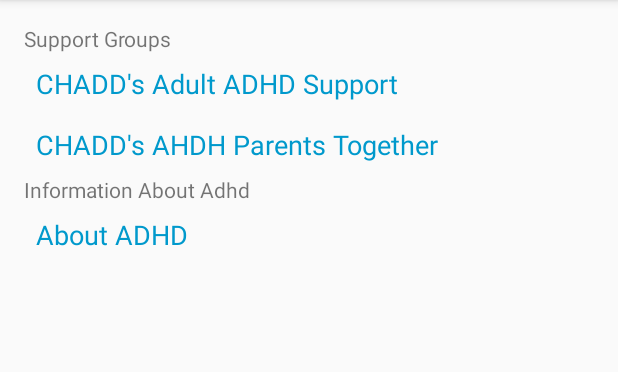
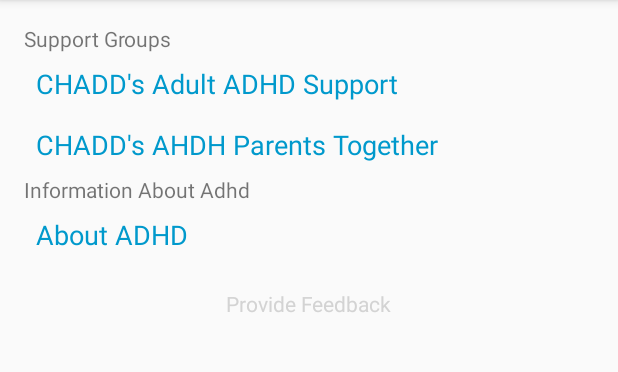
Before and after one commit to Chr-Ho/ADHDHelperApp, an Android app: the screen it shows after launch (MainActivity), item 3 of the bottom bar chosen, on a phone screen of 412 x 824 dp, the part 84-456 px from its top. Run offline under Robolectric (Android 15) with nearby library versions, the phone set to English and light mode, and no system bars.

Commit message:
Feedback
Added Feedback Link

```diff
--- a/app/src/main/java/chr/ho/adhdhelper/ResourcesFragment.java
+++ b/app/src/main/java/chr/ho/adhdhelper/ResourcesFragment.java
@@ -23,10 +23,12 @@ public class ResourcesFragment extends Fragment {
         TextView linkOne = view.findViewById(R.id.link_one);
         TextView linkTwo = view.findViewById(R.id.link_two);
         TextView linkThree = view.findViewById(R.id.link_three);
+        TextView feedbackLink = view.findViewById(R.id.feedback_link);
 
         linkOne.setOnClickListener(v -> openWebPage("https://healthunlocked.com/adult-ADHD"));
         linkTwo.setOnClickListener(v -> openWebPage("https://healthunlocked.com/adhd-parents"));
         linkThree.setOnClickListener(v -> openWebPage("https://chadd.org/about-adhd/overview/"));
+        feedbackLink.setOnClickListener(v -> openWebPage("https://hofeldt32.wixsite.com/chrishofeldt/feedback"));
 
         return view;
     }
--- a/app/src/main/res/layout/fragment_resources.xml
+++ b/app/src/main/res/layout/fragment_resources.xml
@@ -49,4 +49,15 @@
         android:textColor="@android:color/holo_blue_dark"
         android:textSize="18sp" />
 
+    <TextView
+        android:id="@+id/feedback_link"
+        android:layout_width="wrap_content"
+        android:layout_height="wrap_content"
+        android:text="@string/provide_feedback"
+        android:layout_gravity="center_horizontal"
+        android:padding="16dp"
+        android:textColor="@color/link_color"
+        android:clickable="true"
+        android:focusable="true" />
+
 </LinearLayout>
--- a/app/src/main/res/values/colors.xml
+++ b/app/src/main/res/values/colors.xml
@@ -7,4 +7,5 @@
     <color name="teal_700">#FF018786</color>
     <color name="black">#FF000000</color>
     <color name="white">#FFFFFFFF</color>
+    <color name="link_color">#D3D3D3</color>
 </resources>
--- a/app/src/main/res/values/strings.xml
+++ b/app/src/main/res/values/strings.xml
@@ -17,4 +17,5 @@
     <string name="task_title_hint">Task Title</string>
     <string name="add">Add</string>
     <string name="cancel">Cancel</string>
+    <string name="provide_feedback">Provide Feedback</string>
 </resources>
```
